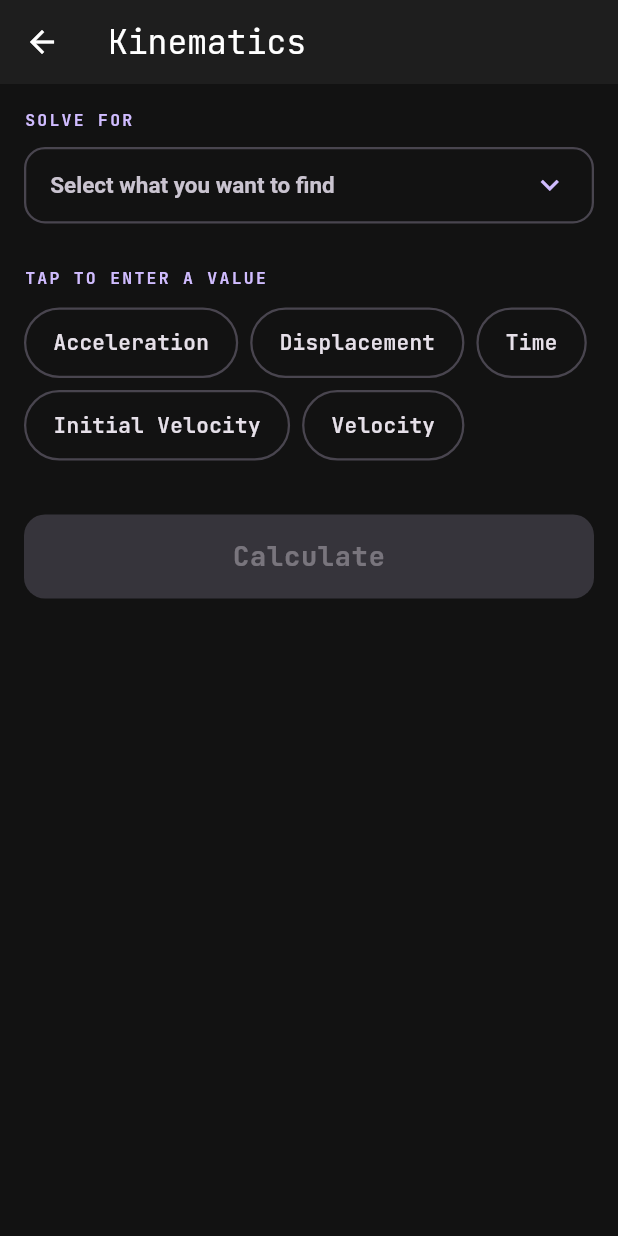
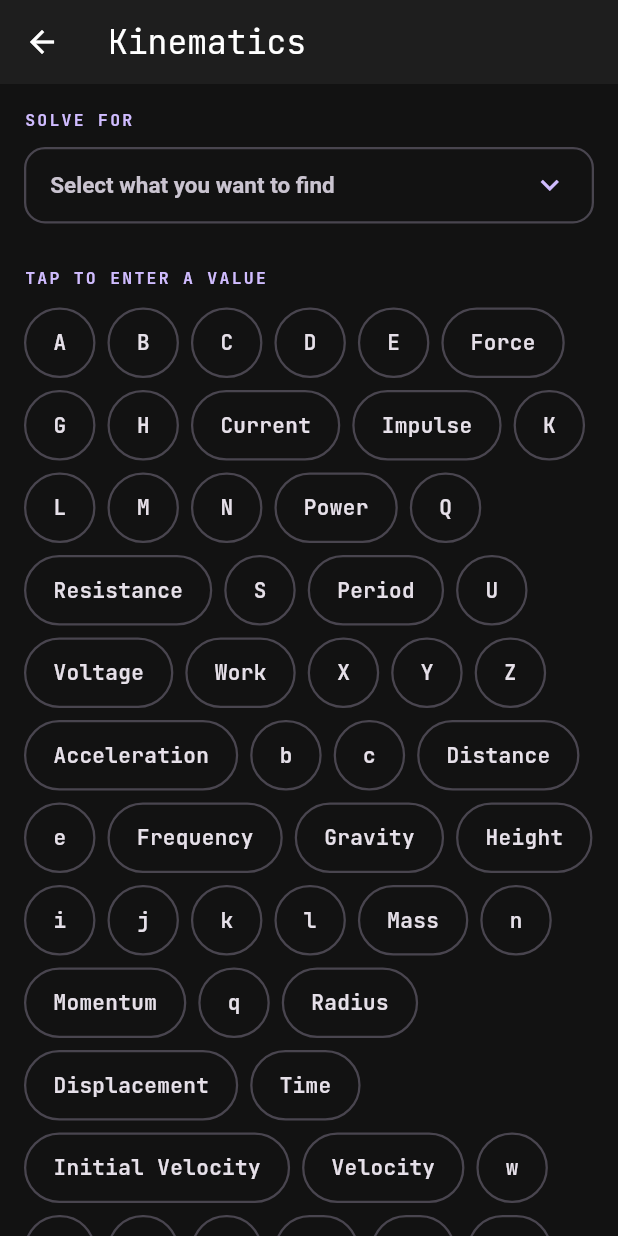
Before and after one commit to RRO-007/omniformula_solver, a Flutter app: the PhysicsHomePage screen opened directly, after a tap on "KI", on a phone screen of 412 x 824 dp. Run offline on Flutter 3.47's test engine with Material 3 defaults, Android fonts, the phone set to English and light mode, and no system bars; our stand-ins replace google_fonts, math_expressions; missing offline and left inert: flutter_math_fork.

Commit message:
Added p=F*t formula, exposed all physics variables in target dropdown for full cross-category chaining

```diff
--- a/lib/models/physics/formula_database.dart
+++ b/lib/models/physics/formula_database.dart
@@ -71,6 +71,15 @@ class FormulaDatabase {
       units: {'F': 'N', 'm': 'kg', 'a': 'm/s²'},
     ),
     Formula(
+      id: 'impulse_momentum',
+      name: 'Impulse-Momentum: p = F·t',
+      variables: ['p', 'F', 't'],
+      category: 'Dynamics',
+      latex: 'p = F · t',
+      equations: {'p': 'F*t', 'F': 'p/t', 't': 'p/F'},
+      units: {'p': 'kg·m/s', 'F': 'N', 't': 's'},
+    ),
+    Formula(
       id: 'momentum',
       name: 'Momentum: p = mv',
       variables: ['p', 'm', 'v'],
@@ -78,15 +87,6 @@ class FormulaDatabase {
       latex: 'p = m · v',
       equations: {'p': 'm*v', 'm': 'p/v', 'v': 'p/m'},
       units: {'p': 'kg·m/s', 'm': 'kg', 'v': 'm/s'},
-    ),
-    Formula(
-      id: 'impulse',
-      name: 'Impulse: J = F·t',
-      variables: ['J', 'F', 't'],
-      category: 'Dynamics',
-      latex: 'J = F · t',
-      equations: {'J': 'F*t', 'F': 'J/t', 't': 'J/F'},
-      units: {'J': 'N·s', 'F': 'N', 't': 's'},
     ),
     Formula(
       id: 'weight',
@@ -144,6 +144,15 @@ class FormulaDatabase {
       equations: {'P': 'W/t', 'W': 'P*t', 't': 'W/P'},
       units: {'P': 'W', 'W': 'J', 't': 's'},
     ),
+    Formula(
+      id: 'power_force_velocity',
+      name: 'Power-Force: P = F·v',
+      variables: ['P', 'F', 'v'],
+      category: 'Energy',
+      latex: 'P = F · v',
+      equations: {'P': 'F*v', 'F': 'P/v', 'v': 'P/F'},
+      units: {'P': 'W', 'F': 'N', 'v': 'm/s'},
+    ),
 
     // ============ GRAVITATION ============
     Formula(
--- a/lib/views/physics/physics_solver_page.dart
+++ b/lib/views/physics/physics_solver_page.dart
@@ -46,27 +46,27 @@ class _PhysicsSolverPageState extends State<PhysicsSolverPage> {
     return filtered.isEmpty ? formulas : filtered;
   }
 
-  /// Union of all variables across the current category's formulas.
-  List<String> get _categoryVariables {
+  /// Full physics pool used for chaining.
+  List<Formula> get _fullPhysicsPool => <Formula>[
+    ...FormulaDatabase.physicsFormulas,
+    ...HscPhysics1Database.hscPhysics1Formulas,
+    ...HscPhysics2Database.hscPhysics2Formulas,
+  ];
+
+  /// All variables available across the FULL physics pool, so the user
+  /// can pick any target (e.g., KE while in the Dynamics category).
+  List<String> get _allPhysicsVariables {
     final set = <String>{};
-    for (final f in _categoryFormulas) {
+    for (final f in _fullPhysicsPool) {
       set.addAll(f.variables);
     }
     final list = set.toList();
-    // Prefer common single-letter variables first, then longer names.
     list.sort((a, b) {
       if (a.length != b.length) return a.length.compareTo(b.length);
       return a.compareTo(b);
     });
     return list;
   }
-
-  /// Full physics pool used for chaining across categories.
-  List<Formula> get _fullPhysicsPool => <Formula>[
-    ...FormulaDatabase.physicsFormulas,
-    ...HscPhysics1Database.hscPhysics1Formulas,
-    ...HscPhysics2Database.hscPhysics2Formulas,
-  ];
 
   /// Looks up the unit for a variable from the full pool.
   String? _unitFor(String variable) {
@@ -91,10 +91,7 @@ class _PhysicsSolverPageState extends State<PhysicsSolverPage> {
   }
 
   void _onChipTap(String variable) {
-    if (variable == _targetVariable) {
-      // Tapping the target chip just opens the "solve for" dropdown feel.
-      return;
-    }
+    if (variable == _targetVariable) return;
     setState(() {
       _editingVariable = variable;
     });
@@ -189,15 +186,13 @@ class _PhysicsSolverPageState extends State<PhysicsSolverPage> {
   @override
   Widget build(BuildContext context) {
     final theme = Theme.of(context);
-    final allVars = _categoryVariables;
+    final allVars = _allPhysicsVariables;
     final target = _targetVariable;
 
-    // Variables with values entered (excluding target).
     final knownVars = allVars
         .where((v) => v != target && (_values[v] ?? '').isNotEmpty)
         .toList();
 
-    // Variables without values (excluding target).
     final unknownVars = allVars
         .where((v) => v != target && (_values[v] ?? '').isEmpty)
         .toList();
```
